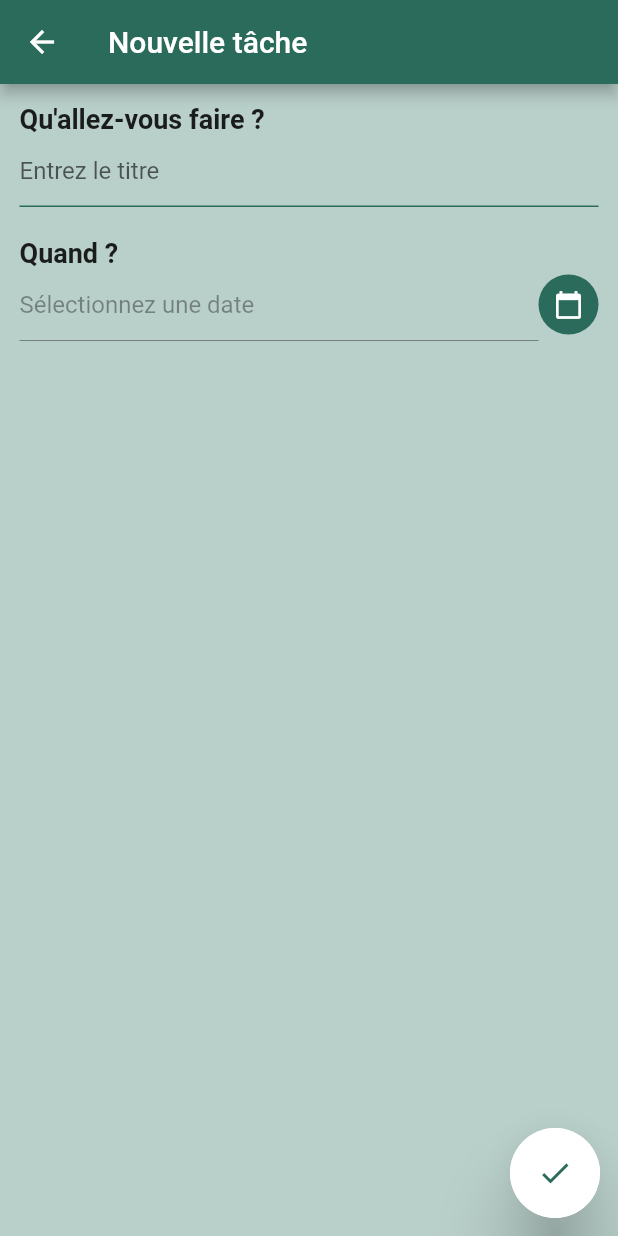
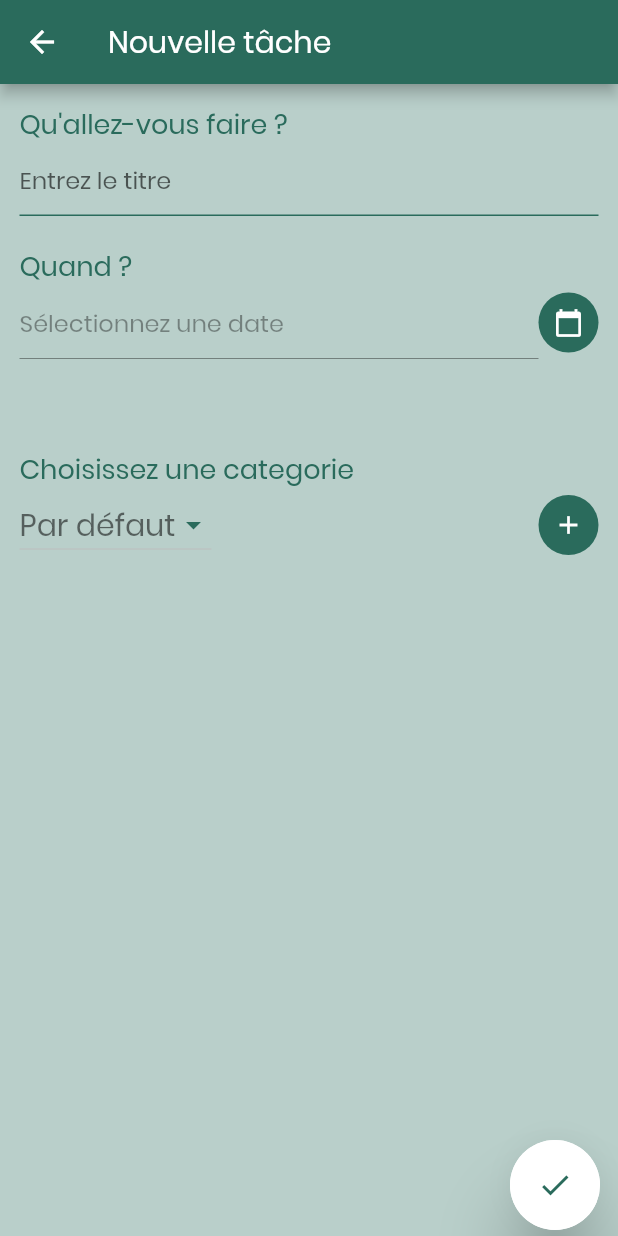
Before and after one commit to aliougga/to_do_list, a Flutter app: the screen it shows after launch, after a tap on the "add" icon, on a phone screen of 412 x 824 dp. Run offline on Flutter 3.47's test engine with Material 2 defaults, Android fonts, the phone set to English and light mode, and no system bars; our stand-ins replace google_mobile_ads, sqflite; missing offline and left inert: rate_my_app; accounts and stored records are empty; network calls fail.

Commit message:
alga
Ajout catégories et admob banners

```diff
--- a/lib/main.dart
+++ b/lib/main.dart
@@ -1,11 +1,14 @@
 import 'package:flutter/material.dart';
 import 'package:flutter_localizations/flutter_localizations.dart';
+import 'package:google_mobile_ads/google_mobile_ads.dart';
 import 'package:rate_my_app/rate_my_app.dart';
 import 'package:to_do_list/screens/create_new_task.dart';
 import 'package:to_do_list/screens/list_tasks.dart';
 import 'package:to_do_list/theme/theme.dart';
 
 void main() {
+  WidgetsFlutterBinding.ensureInitialized();
+  MobileAds.instance.initialize();
   return runApp(const MyApp());
 }
 
@@ -21,7 +24,7 @@ class _MyAppState extends State<MyApp> {
   Widget build(BuildContext context) {
     return MaterialApp(
       theme: theme1,
-      title: 'List task',
+      title: 'Liste de tâches',
       localizationsDelegates: const [
         GlobalMaterialLocalizations.delegate,
         GlobalWidgetsLocalizations.delegate,
--- a/lib/screens/create_new_task.dart
+++ b/lib/screens/create_new_task.dart
@@ -1,7 +1,10 @@
 import 'package:flutter/material.dart';
+import 'package:google_mobile_ads/google_mobile_ads.dart';
 import 'package:intl/intl.dart';
 import 'package:to_do_list/models/task.dart';
 import 'package:to_do_list/theme/colors/light_colors.dart';
+import '../models/category.dart';
+import '../utils/ad_helper.dart';
 import '../utils/dbhelper.dart';
 
 class CreateNewTask extends StatefulWidget {
@@ -12,12 +15,16 @@ class CreateNewTask extends StatefulWidget {
 }
 
 class _CreateNewTaskState extends State<CreateNewTask> {
+  //Ads variable
+  late BannerAd _ad;
+  late bool _isAdLoaded = false;
+
   final dbHelper = DatabaseHelper.instance;
 
   //Les variables pour la gestion des categories
-  // List<Category>? spinnerItems;
-  // int _idCategory = 1;
-  //Category? dropdownValue;
+  List<Category>? spinnerItems;
+  int _idCategory = 1;
+  Category? dropdownValue;
 
   ///Debut des variable pour la gestion des date
   DateFormat dateFormat = DateFormat('yyyy-MM-dd');
@@ -29,9 +36,11 @@ class _CreateNewTaskState extends State<CreateNewTask> {
   TextEditingController controllerDate = TextEditingController();
   TextEditingController controllerTime = TextEditingController();
   TextEditingController controllerTitre = TextEditingController();
+  TextEditingController controllerNomCategorie = TextEditingController();
 
   ///Pour gerer le focus du TextField du titre le focus est active tantque le champ est vide
   FocusNode nodeTitle = FocusNode();
+  FocusNode nodeNomCategorie = FocusNode();
   void _showMessageInScaffold(String message) {
     ScaffoldMessenger.of(context).showSnackBar(
       SnackBar(
@@ -42,6 +51,27 @@ class _CreateNewTaskState extends State<CreateNewTask> {
 
   @override
   void initState() {
+    _getListCategories(1);
+
+    //Ads initialization
+    _ad = BannerAd(
+      adUnitId: AdHelper.banner2AdUnitId,
+      size: AdSize.banner,
+      request: const AdRequest(),
+      listener: BannerAdListener(
+        onAdLoaded: (_) {
+          setState(() {
+            _isAdLoaded = true;
+          });
+        },
+        onAdFailedToLoad: (ad, error) {
+          // Releases an ad resource when it fails to load
+          ad.dispose();
+        },
+      ),
+    );
+
+    _ad.load();
     super.initState();
   }
 
@@ -83,7 +113,7 @@ class _CreateNewTaskState extends State<CreateNewTask> {
                         const Text(
                           "Qu'allez-vous faire ?",
                           style: TextStyle(
-                              fontSize: 18, fontWeight: FontWeight.bold),
+                              fontSize: 18, color: LightColors.kGreen),
                           textAlign: TextAlign.left,
                         ),
                         TextField(
@@ -122,7 +152,7 @@ class _CreateNewTaskState extends State<CreateNewTask> {
                         const Text(
                           "Quand ?",
                           style: TextStyle(
-                              fontSize: 18, fontWeight: FontWeight.bold),
+                              fontSize: 18, color: LightColors.kGreen),
                           textAlign: TextAlign.left,
                         ),
                         GestureDetector(
@@ -218,39 +248,33 @@ class _CreateNewTaskState extends State<CreateNewTask> {
                         //         }
                         //       },
                         //     ),
-                        //     // const SizedBox(height: 40.0),
-                        //     // const Text(
-                        //     //   "Select categorie",
-                        //     //   style: TextStyle(
-                        //     //       fontSize: 18, fontWeight: FontWeight.bold),
-                        //     //   textAlign: TextAlign.left,
-                        //     // ),
-                        //     // Row(
-                        //     //   mainAxisAlignment: MainAxisAlignment.spaceBetween,
-                        //     //   children: [
-                        //     //     _getDropdown(),
-                        //     //     GestureDetector(
-                        //     //       child: const CircleAvatar(
-                        //     //         backgroundColor: LightColors.kGreen,
-                        //     //         radius: 20.0,
-                        //     //         child: Icon(
-                        //     //           Icons.add,
-                        //     //           size: 20.0,
-                        //     //           color: LightColors.kWhite,
-                        //     //         ),
-                        //     //       ),
-                        //     //       onTap: () async {
-                        //     //         var startTempo = await showTimePicker(
-                        //     //             context: context,
-                        //     //             initialTime: selectedTime);
-                        //     //         if (startTempo != null) {
-                        //     //           controllerTime.text =
-                        //     //               formatTimeOfDay(startTempo);
-                        //     //         }
-                        //     //       },
-                        //     //     ),
-                        //     //   ],
-                        //     // ),
+                        const SizedBox(height: 40.0),
+                        const Text(
+                          "Choisissez une categorie",
+                          style: TextStyle(
+                              fontSize: 18, color: LightColors.kGreen),
+                          textAlign: TextAlign.left,
+                        ),
+                        Row(
+                          mainAxisAlignment: MainAxisAlignment.spaceBetween,
+                          children: [
+                            _getDropdown(),
+                            GestureDetector(
+                              child: const CircleAvatar(
+                                backgroundColor: LightColors.kGreen,
+                                radius: 20.0,
+                                child: Icon(
+                                  Icons.add,
+                                  size: 20.0,
+                                  color: LightColors.kWhite,
+                                ),
+                              ),
+                              onTap: () async {
+                                _getModal();
+                              },
+                            ),
+                          ],
+                        ),
                         //   ],
                         // ),
                       ],
@@ -261,7 +285,7 @@ class _CreateNewTaskState extends State<CreateNewTask> {
             ),
           ),
           Padding(
-            padding: const EdgeInsets.all(8.0),
+            padding: const EdgeInsets.only(left: 8.0, right: 8.0, top: 8.0),
             child: Container(
               alignment: Alignment.bottomRight,
               child: GestureDetector(
@@ -284,32 +308,46 @@ class _CreateNewTaskState extends State<CreateNewTask> {
                     _showMessageInScaffold("Veuillez saisir le titre.");
                   } else {
                     _insertTask(controllerTitre.text, controllerDate.text,
-                        controllerTime.text, "0");
-                    Navigator.pop(context);
+                        controllerTime.text, "0", _idCategory);
+                    Navigator.pop(context, _idCategory);
                   }
                 },
               ),
             ),
           ),
+          _isAdLoaded
+              ? Container(
+                  child: AdWidget(ad: _ad),
+                  height: 80.0,
+                  alignment: Alignment.center,
+                )
+              : Container(),
         ],
       ),
     );
   }
 
-  // _getListCategories() async {
-  //   final allRows = await dbHelper.queryAllCategory();
-  //   spinnerItems = <Category>[];
-  //   for (var row in allRows) {
-  //     spinnerItems!.add(
-  //       Category.fromMap(row),
-  //     );
-  //   }
-  //   setState(() {
-  //     dropdownValue = spinnerItems!.first;
-  //   });
-  // }
+  _getListCategories(int rang) async {
+    final allRows = await dbHelper.queryAllCategoryActives();
+    spinnerItems = <Category>[];
+    for (var row in allRows) {
+      spinnerItems!.add(
+        Category.fromMap(row),
+      );
+    }
 
-  void _insertTask(title, date, time, isDone) async {
+    if (rang == 0) {
+      setState(() {
+        dropdownValue = spinnerItems!.last;
+      });
+    } else {
+      setState(() {
+        dropdownValue = spinnerItems!.first;
+      });
+    }
+  }
+
+  void _insertTask(title, date, time, isDone, idc) async {
     // row to insert
     Map<String, dynamic> row = {
       DatabaseHelper.taskTitle: title,
@@ -318,7 +356,7 @@ class _CreateNewTaskState extends State<CreateNewTask> {
       DatabaseHelper.taskDone: isDone,
     };
     Task t = Task.fromMap(row);
-    await dbHelper.insert(t);
+    await dbHelper.insert(t, idc);
     _showMessageInScaffold('Tâche ajoutée');
   }
 
@@ -335,29 +373,113 @@ class _CreateNewTaskState extends State<CreateNewTask> {
   //   _showMessageInScaffold('inserted row id: $id');
   // }
 
-  // Widget _getDropdown() {
-  //   return DropdownButton<Category>(
-  //     value: dropdownValue,
-  //     icon: const Icon(Icons.arrow_drop_down, color: LightColors.kGreen),
-  //     iconSize: 24,
-  //     isExpanded: false,
-  //     focusColor: LightColors.kVGrey,
-  //     style: const TextStyle(color: LightColors.kGreen, fontSize: 20),
-  //     dropdownColor: LightColors.kVGrey,
-  //     onChanged: (newValue) {
-  //       setState(() {
-  //         dropdownValue = newValue!;
-  //      //   _idCategory = newValue.categryId!;
-  //       });
-  //     },
-  //     items: spinnerItems
-  //         ?.map(
-  //           (value) => DropdownMenuItem(
-  //             value: value,
-  //             child: Text(value.toString()),
-  //           ),
-  //         )
-  //          .toList(),
-  //   );
+  // Future<Category?> _getCategorieById(id) async {
+  //   return await dbHelper.queryOneCategory(id);
   // }
+
+  Widget _getDropdown() {
+    return DropdownButton<Category>(
+      value: dropdownValue,
+      icon: const Icon(Icons.arrow_drop_down, color: LightColors.kGreen),
+      iconSize: 24,
+      isExpanded: false,
+      focusColor: LightColors.kVGrey,
+      style: const TextStyle(color: LightColors.kGreen, fontSize: 20),
+      dropdownColor: LightColors.kVGrey,
+      onChanged: (newValue) {
+        dropdownValue = newValue!;
+        _idCategory = newValue.categryId!;
+        setState(() {});
+      },
+      items: spinnerItems
+          ?.map(
+            (value) => DropdownMenuItem(
+              value: value,
+              child: Text(
+                value.toString(),
+                style: const TextStyle(fontFamily: 'Poppins', color: Colors.black54),
+              ),
+            ),
+          )
+          .toList(),
+    );
+  }
+
+  _getModal() async {
+    return await showDialog(
+      context: context,
+      builder: (context) {
+        return StatefulBuilder(builder: (context, setState) {
+          return AlertDialog(
+            content: Form(
+              // key: _formKey,
+              child: Column(
+                mainAxisSize: MainAxisSize.min,
+                children: [
+                  TextField(
+                      focusNode: nodeNomCategorie,
+                      controller: controllerNomCategorie,
+                      decoration:
+                          const InputDecoration(hintText: "Entrez le nom"),
+                      onSubmitted: (value) {
+                        if (value.isEmpty) {
+                          FocusScope.of(context).requestFocus(nodeNomCategorie);
+                          _showMessageInScaffold("Veuillez saisir un nom");
+                        } else {
+                          controllerNomCategorie.text = value;
+                        }
+                      }),
+                ],
+              ),
+            ),
+            title: const Text(
+              'Nouvelle categorie',
+              style: TextStyle(color: LightColors.kGreen),
+            ),
+            actions: <Widget>[
+              Row(
+                mainAxisAlignment: MainAxisAlignment.spaceBetween,
+                children: [
+                  Padding(
+                    padding: const EdgeInsets.all(10.0),
+                    child: InkWell(
+                      child: const Text('Annuler'),
+                      onTap: () async {
+                        Navigator.of(context).pop();
+                      },
+                    ),
+                  ),
+                  Padding(
+                    padding: const EdgeInsets.all(10.0),
+                    child: InkWell(
+                      child: const Text(
+                        'Ajouter',
+                        style: TextStyle(color: LightColors.kGreen),
+                      ),
+                      onTap: () async {
+                        if (controllerNomCategorie.text.isEmpty) {
+                          FocusScope.of(context).requestFocus(nodeNomCategorie);
+                          _showMessageInScaffold("Veuillez saisir un nom");
+                        } else {
+                          await _newCategorie(controllerNomCategorie.text);
+                          Navigator.of(context).pop();
+                        }
+                      },
+                    ),
+                  ),
+                ],
+              ),
+            ],
+          );
+        });
+      },
+    );
+  }
+
+  _newCategorie(str) async {
+    Category c = Category(categoryName: str);
+    _idCategory = await dbHelper.insertCat(c);
+    _getListCategories(0);
+    setState(() {});
+  }
 }
--- a/lib/screens/list_tasks.dart
+++ b/lib/screens/list_tasks.dart
@@ -1,9 +1,13 @@
+import 'dart:async';
+
 import 'package:flutter/material.dart';
+import 'package:google_mobile_ads/google_mobile_ads.dart';
 import 'package:intl/intl.dart';
 import 'package:rate_my_app/rate_my_app.dart';
 import 'package:to_do_list/models/category.dart';
 import 'package:to_do_list/models/task.dart';
 import 'package:to_do_list/theme/colors/light_colors.dart';
+import '../utils/ad_helper.dart';
 import '../utils/dbhelper.dart';
 
 class ListTasks extends StatefulWidget {
@@ -13,6 +17,10 @@ class ListTasks extends StatefulWidget {
 }
 
 class _ListTasksState extends State<ListTasks> {
+//Ads variable
+  late BannerAd _ad;
+  late bool _isAdLoaded = false;
+
   Color color = const Color(0x002d7061);
   Color color2 = const Color(0x00bad1cc);
   final dbHelper = DatabaseHelper.instance;
@@ -34,13 +42,32 @@ class _ListTasksState extends State<ListTasks> {
   void initState() {
     // pressToDelete = false;
     _getListCategories();
-
     WidgetsBinding.instance?.addPostFrameCallback((_) async {
       await rateMyApp.init();
       if (mounted && rateMyApp.shouldOpenDialog) {
         rateMyApp.showRateDialog(context);
       }
     });
+
+//Ads initialization
+    _ad = BannerAd(
+      adUnitId: AdHelper.bannerAdUnitId,
+      size: AdSize.banner,
+      request: const AdRequest(),
+      listener: BannerAdListener(
+        onAdLoaded: (_) {
+          setState(() {
+            _isAdLoaded = true;
+          });
+        },
+        onAdFailedToLoad: (ad, error) {
+          // Releases an ad resource when it fails to load
+          ad.dispose();
+        },
+      ),
+    );
+
+    _ad.load();
 
     super.initState();
   }
@@ -204,7 +231,7 @@ class _ListTasksState extends State<ListTasks> {
             ),
           ),
           Padding(
-            padding: const EdgeInsets.all(8.0),
+            padding: const EdgeInsets.only(left: 8.0, right: 8.0, top: 8.0),
             child: Container(
               alignment: Alignment.bottomRight,
               child: GestureDetector(
@@ -222,13 +249,20 @@ class _ListTasksState extends State<ListTasks> {
                   ),
                 ),
                 onTap: () {
-                  Navigator.pushNamed(context, '/form').then((value) {
-                    setState(() {});
-                  });
+                  Navigator.pushNamed(context, '/form').then(
+                    (v) => onBack(),
+                  );
                 },
               ),
             ),
           ),
+          _isAdLoaded
+              ? Container(
+                  child: AdWidget(ad: _ad),
+                  height: 80.0,
+                  alignment: Alignment.center,
+                )
+              : Container(),
         ],
       ),
     );
@@ -257,7 +291,7 @@ class _ListTasksState extends State<ListTasks> {
       return "aucune date";
     } else {
       var tag = Localizations.maybeLocaleOf(context)?.toLanguageTag();
-      DateFormat dateFormatFInal = DateFormat.MMMMEEEEd(tag);
+      DateFormat dateFormatFInal = DateFormat.yMMMMEEEEd(tag);
 
       DateFormat dateFormat = DateFormat('yyyy-MM-dd');
       DateTime date = dateFormat.parse(dateStr);
@@ -302,7 +336,10 @@ class _ListTasksState extends State<ListTasks> {
           ?.map(
             (value) => DropdownMenuItem(
               value: value,
-              child: Text(value.toString()),
+              child: Text(
+                value.toString(),
+                style: const TextStyle(fontFamily: 'Poppins'),
+              ),
             ),
           )
           .toList(),
@@ -385,6 +422,14 @@ class _ListTasksState extends State<ListTasks> {
       checkColor: LightColors.kGreen,
     );
   }
+
+  onBack() async {
+    // _idCategory = v;
+    // dropdownValue = await dbHelper.queryOneCategory(v);
+    _getListCategories();
+    _queryByTitle(mc);
+    setState(() {});
+  }
 }
 
 RateMyApp rateMyApp = RateMyApp(
--- a/lib/theme/theme.dart
+++ b/lib/theme/theme.dart
@@ -4,6 +4,7 @@ import 'package:to_do_list/theme/colors/light_colors.dart';
 
 //appliqué sur la list_task.dart
 ThemeData theme1 = ThemeData(
+  fontFamily: 'Poppins',
   appBarTheme: const AppBarTheme(
     systemOverlayStyle: SystemUiOverlayStyle(
       statusBarColor: LightColors.kGreen,
@@ -11,6 +12,7 @@ ThemeData theme1 = ThemeData(
     ),
     color: LightColors.kGreen,
     centerTitle: false,
+    titleTextStyle: TextStyle(fontFamily: 'Poppins',)
   ),
   scaffoldBackgroundColor: LightColors.kVGrey,
 );
--- /dev/null
+++ b/lib/utils/ad_helper.dart
@@ -0,0 +1,21 @@
+import 'dart:io';
+
+class AdHelper {
+  static String get bannerAdUnitId {
+    if (Platform.isAndroid) {
+      return 'ca-app-pub-1244048788776493/7246889843';
+    } else if (Platform.isIOS) {
+      return 'ca-app-pub-1244048788776493/7246889843';
+    }
+    throw UnsupportedError("Unsupported platform");
+  }
+
+  static String get banner2AdUnitId {
+    if (Platform.isAndroid) {
+      return 'ca-app-pub-1244048788776493/9037665420';
+    } else if (Platform.isIOS) {
+      return 'ca-app-pub-1244048788776493/9037665420';
+    }
+    throw UnsupportedError("Unsupported platform");
+  }
+}
--- a/lib/utils/dbhelper.dart
+++ b/lib/utils/dbhelper.dart
@@ -5,7 +5,7 @@ import 'package:to_do_list/models/task.dart';
 
 class DatabaseHelper {
   static const _databaseName = "taskdb.db";
-  static const _databaseVersion = 1;
+  static const _databaseVersion = 2;
 
   // task table
   static const tableTask = 'task';
@@ -54,8 +54,11 @@ class DatabaseHelper {
             "$categoryId INTEGER PRIMARY KEY AUTOINCREMENT,"
             "$categoryName TEXT NOT NULL)");
 
-        db.insert(tableCategory, {categoryId: 1, categoryName: "Non terminés"});
+        db.insert(tableCategory, {categoryId: 1, categoryName: "Par défaut"});
         db.insert(tableCategory, {categoryId: 2, categoryName: "Terminés"});
+        db.insert(tableCategory, {categoryName: "Travail"});
+        db.insert(tableCategory, {categoryName: "Courses"});
+        db.insert(tableCategory, {categoryName: "Sports"});
       },
     );
   }
@@ -65,13 +68,14 @@ class DatabaseHelper {
   // Inserts a row in the database where each key in the Map is a column name
   // and the value is the column value. The return value is the id of the
   // inserted row.
-  Future<int> insert(Task t) async {
+  Future<int> insert(Task t, idc) async {
     Database? db = await instance.database;
     return await db!.insert(tableTask, {
       taskTitle: t.taskTitle,
       taskDate: t.taskDate,
       taskTime: t.taskTime,
-      taskDone: t.isTaskDone
+      taskDone: t.isTaskDone,
+      taskCategory: idc
     });
   }
 
@@ -134,6 +138,35 @@ class DatabaseHelper {
 
   Future<List<Map<String, dynamic>>> queryAllCategory() async {
     Database? db = await instance.database;
-    return await db!.query(tableCategory);
+    return await db!.query(
+      tableCategory,
+      orderBy: categoryId,
+    );
+  }
+
+  Future<List<Map<String, dynamic>>> queryAllCategoryActives() async {
+    Database? db = await instance.database;
+    return await db!.query(
+      tableCategory,
+      where: '$categoryId != ?',
+      whereArgs: [2],
+    );
+  }
+
+  // Future<Category>? queryOneCategory(id) async {
+  //   Database? db = await instance.database;
+  //   List<Map<String, dynamic>> rs = await db!.query(
+  //     tableCategory,
+  //     where: '$categoryId != ?',
+  //     whereArgs: [id]);
+
+  //     return Category.fromMap(rs.first);
+  // }
+
+  Future<int> insertCat(Category c) async {
+    Database? db = await instance.database;
+    return await db!.insert(tableCategory, {
+      categoryName: c.categoryName,
+    });
   }
 }
```
Also changed, not shown: lib/screens/modal.dart (added, +72 -0 lines), pubspec.yaml (+16 -16 lines), pubspec.lock, 2 other files.
